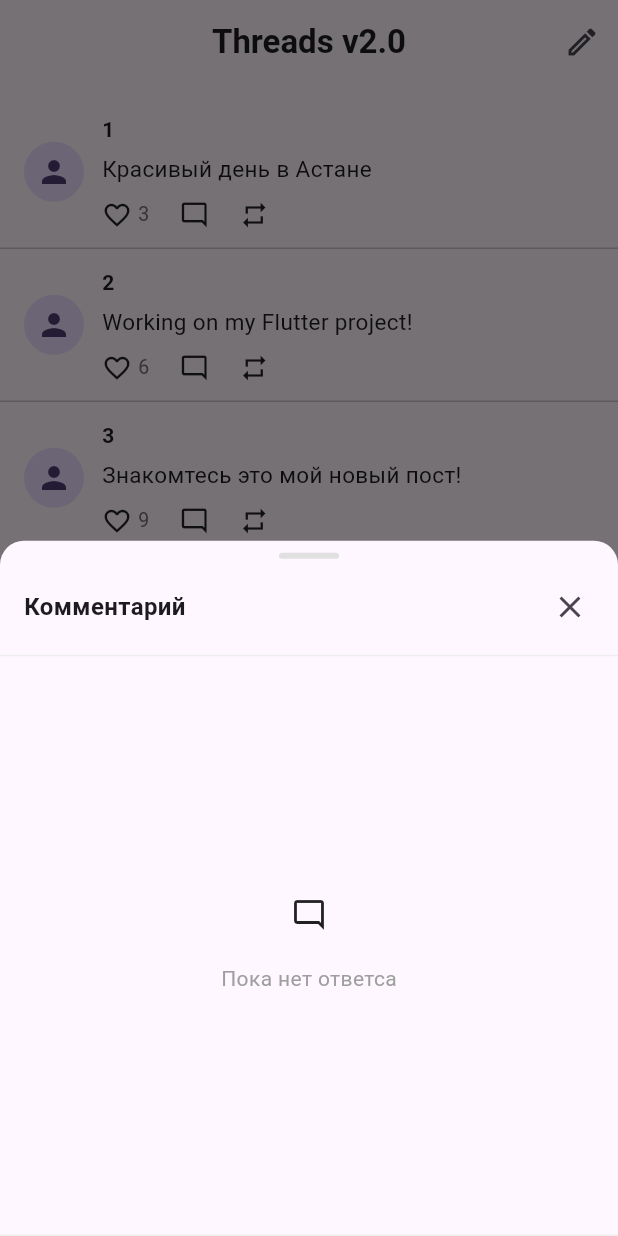
After one commit to meir111986/castle_threads_clone, a Flutter app: the screen it shows after launch, after a tap on the "mode comment" icon, on a phone screen of 412 x 824 dp. The commit adds this screen. Run offline on Flutter 3.47's test engine with Material 3 defaults, Android fonts, the phone set to English and light mode, and no system bars; our stand-ins replace flutter_bloc, freezed_annotation, hive_ce, hive_ce_flutter, image_picker; accounts and stored records are empty.

Commit message:
Реализовали comments_screen, comments_cubit, comments_state, comment_tile, comment_input

```diff
--- a/lib/main.dart
+++ b/lib/main.dart
@@ -5,7 +5,7 @@ import 'package:threads_clone/data/models/post_model.dart';
 import 'package:threads_clone/data/repositories/post_repository_impl.dart';
 import 'package:threads_clone/domain/entities/post.dart';
 // import 'package:threads_clone/domain/repositories/post_repository.dart';
-import 'package:threads_clone/presentation/bloc/feed_cubit.dart';
+import 'package:threads_clone/presentation/bloc/profile/feed_cubit.dart';
 import 'package:threads_clone/presentation/screens/feed_screen.dart';
 import 'package:hive_ce_flutter/hive_ce_flutter.dart';
 
--- /dev/null
+++ b/lib/presentation/bloc/comments/comments_state.dart
@@ -0,0 +1,20 @@
+import 'package:freezed_annotation/freezed_annotation.dart';
+import 'package:threads_clone/domain/entities/comment.dart';
+
+part 'comments_state.freezed.dart';
+
+enum CommentStatus { initial, loading, success, failrue }
+
+@freezed
+abstract class CommentsState with _$CommentsState {
+  const factory CommentsState({
+    @Default(CommentStatus.initial) CommentStatus status,
+    @Default([]) List<Comment> comments,
+    @Default('') String inputText,
+    String? errorMessage,
+  }) = _CommentsState;
+
+  const CommentsState._();
+
+  bool get canSubmit => inputText.trim().isNotEmpty;
+}
--- a/lib/presentation/bloc/feed_cubit.dart
+++ b/lib/presentation/bloc/profile/feed_cubit.dart
@@ -1,7 +1,7 @@
 import 'package:flutter_bloc/flutter_bloc.dart';
 import 'package:threads_clone/domain/entities/post.dart';
 import 'package:threads_clone/domain/repositories/post_repository.dart';
-import 'package:threads_clone/presentation/bloc/feed_state.dart';
+import 'package:threads_clone/presentation/bloc/profile/feed_state.dart';
 
 class FeedCubit extends Cubit<FeedState> {
   final PostRepository _repository;
--- /dev/null
+++ b/lib/presentation/screens/comments_screen.dart
@@ -0,0 +1,111 @@
+import 'package:flutter/material.dart';
+import 'package:flutter_bloc/flutter_bloc.dart';
+import 'package:threads_clone/data/datasources/local_comment_data_source.dart';
+import 'package:threads_clone/data/repositories/comment_repository_impl.dart';
+import 'package:threads_clone/domain/entities/post.dart';
+import 'package:threads_clone/presentation/bloc/comments/comments_cubit.dart';
+import 'package:threads_clone/presentation/bloc/comments/comments_state.dart';
+import 'package:threads_clone/presentation/widgets/comment_input.dart';
+import 'package:threads_clone/presentation/widgets/comment_tile.dart';
+
+class CommentsScreen extends StatelessWidget {
+  const CommentsScreen({super.key, required this.post});
+
+  final Post post;
+
+  static Future<void> show(BuildContext context, Post post) async {
+    return showModalBottomSheet(
+      context: context,
+      backgroundColor: Colors.transparent,
+      builder: (context) {
+        return BlocProvider(
+          create: (context) => CommentsCubit(
+            CommentRepositoryImpl(LocalCommentDataSource()),
+            post.id!,
+          ),
+          child: CommentsScreen(post: post),
+        );
+      },
+    );
+  }
+
+  @override
+  Widget build(BuildContext context) {
+    return Container(
+      decoration: BoxDecoration(
+        color: Theme.of(context).scaffoldBackgroundColor,
+        borderRadius: BorderRadius.vertical(top: Radius.circular(16)),
+      ),
+      child: Column(
+        children: [
+          Padding(
+            padding: EdgeInsets.symmetric(vertical: 8),
+            child: Container(
+              width: 40,
+              height: 4,
+              decoration: BoxDecoration(
+                color: Colors.grey.shade300,
+                borderRadius: BorderRadius.circular(2),
+              ),
+            ),
+          ),
+          Padding(
+            padding: const EdgeInsets.fromLTRB(16, 0, 8, 8),
+            child: Row(
+              children: [
+                Text(
+                  'Комментарий',
+                  style: TextStyle(fontSize: 16, fontWeight: FontWeight.bold),
+                ),
+                Spacer(),
+                IconButton(
+                  onPressed: () {
+                    Navigator.pop(context);
+                  },
+                  icon: Icon(Icons.close),
+                ),
+              ],
+            ),
+          ),
+          Divider(height: 1, color: Colors.grey.shade200),
+          Expanded(
+            child: BlocBuilder<CommentsCubit, CommentsState>(
+              builder: (context, state) {
+                if (state.status == CommentStatus.loading) {
+                  return Center(child: CircularProgressIndicator());
+                }
+
+                if (state.comments.isEmpty) {
+                  return Center(
+                    child: Column(
+                      mainAxisAlignment: MainAxisAlignment.center,
+                      children: [
+                        Icon(Icons.mode_comment_outlined),
+                        SizedBox(height: 20),
+                        Text(
+                          'Пока нет ответса',
+                          style: TextStyle(color: Colors.grey.shade500),
+                        ),
+                      ],
+                    ),
+                  );
+                }
+
+                return ListView.separated(
+                  itemBuilder: (context, index) {
+                    return CommentTile(comment: state.comments[index]);
+                  },
+                  separatorBuilder: (_, _) =>
+                      Divider(height: 1, color: Colors.grey.shade100),
+                  itemCount: state.comments.length,
+                );
+              },
+            ),
+          ),
+          Divider(height: 1, color: Colors.grey.shade200),
+          CommentInput(),
+        ],
+      ),
+    );
+  }
+}
--- a/lib/presentation/screens/create_post_screen.dart
+++ b/lib/presentation/screens/create_post_screen.dart
@@ -4,8 +4,8 @@ import 'package:flutter/material.dart';
 import 'package:flutter_bloc/flutter_bloc.dart';
 import 'package:threads_clone/presentation/bloc/create_post/create_post_cubit.dart';
 import 'package:threads_clone/presentation/bloc/create_post/create_post_state.dart';
-import 'package:threads_clone/presentation/bloc/feed_cubit.dart';
-import 'package:threads_clone/presentation/bloc/feed_state.dart';
+import 'package:threads_clone/presentation/bloc/profile/feed_cubit.dart';
+// import 'package:threads_clone/presentation/bloc/feed_state.dart';
 
 class CreatePostScreen extends StatefulWidget {
   const CreatePostScreen({super.key});
--- a/lib/presentation/screens/feed_screen.dart
+++ b/lib/presentation/screens/feed_screen.dart
@@ -5,8 +5,8 @@ import 'package:threads_clone/data/datasources/local_post_data_source.dart';
 import 'package:threads_clone/data/repositories/post_repository_impl.dart';
 import 'package:threads_clone/presentation/bloc/create_post/create_post_cubit.dart';
 // import 'package:threads_clone/domain/entities/post.dart';
-import 'package:threads_clone/presentation/bloc/feed_cubit.dart';
-import 'package:threads_clone/presentation/bloc/feed_state.dart';
+import 'package:threads_clone/presentation/bloc/profile/feed_cubit.dart';
+import 'package:threads_clone/presentation/bloc/profile/feed_state.dart';
 import 'package:threads_clone/presentation/screens/create_post_screen.dart';
 import 'package:threads_clone/presentation/widgets/post_card.dart';
 
--- /dev/null
+++ b/lib/presentation/widgets/comment_input.dart
@@ -0,0 +1,15 @@
+import 'package:flutter/widgets.dart';
+
+class CommentInput extends StatefulWidget {
+  const CommentInput({super.key});
+
+  @override
+  State<CommentInput> createState() => _CommentInputState();
+}
+
+class _CommentInputState extends State<CommentInput> {
+  @override
+  Widget build(BuildContext context) {
+    return SizedBox.shrink();
+  }
+}
--- a/lib/presentation/widgets/like_button.dart
+++ b/lib/presentation/widgets/like_button.dart
@@ -1,7 +1,7 @@
 import 'package:flutter/material.dart';
 import 'package:flutter_bloc/flutter_bloc.dart';
 import 'package:threads_clone/domain/entities/post.dart';
-import 'package:threads_clone/presentation/bloc/feed_cubit.dart';
+import 'package:threads_clone/presentation/bloc/profile/feed_cubit.dart';
 
 class LikeButton extends StatefulWidget {
   const LikeButton({super.key, required this.post});
--- a/lib/presentation/widgets/post_card.dart
+++ b/lib/presentation/widgets/post_card.dart
@@ -1,5 +1,6 @@
 import 'package:flutter/material.dart';
 import 'package:threads_clone/domain/entities/post.dart';
+import 'package:threads_clone/presentation/screens/comments_screen.dart';
 import 'package:threads_clone/presentation/widgets/like_button.dart';
 
 class PostCard extends StatelessWidget {
@@ -32,7 +33,10 @@ class PostCard extends StatelessWidget {
                     // Icon(Icons.favorite_border, size: 20),
                     LikeButton(post: post),
                     const SizedBox(width: 20),
-                    Icon(Icons.mode_comment_outlined, size: 20),
+                    GestureDetector(
+                      onTap: () => CommentsScreen.show(context, post),
+                      child: Icon(Icons.mode_comment_outlined, size: 20),
+                    ),
                     const SizedBox(width: 20),
                     Icon(Icons.repeat, size: 20),
                   ],
```
Also changed, not shown: lib/presentation/bloc/comments/comments_cubit.dart (added, +68 -0 lines), lib/presentation/widgets/comment_tile.dart (added, +63 -0 lines), lib/presentation/bloc/comments/comments_state.freezed.dart (added), lib/presentation/bloc/profile/feed_state.dart (renamed from lib/presentation/bloc/feed_state.dart), lib/presentation/bloc/profile/feed_state.freezed.dart (renamed from lib/presentation/bloc/feed_state.freezed.dart).
